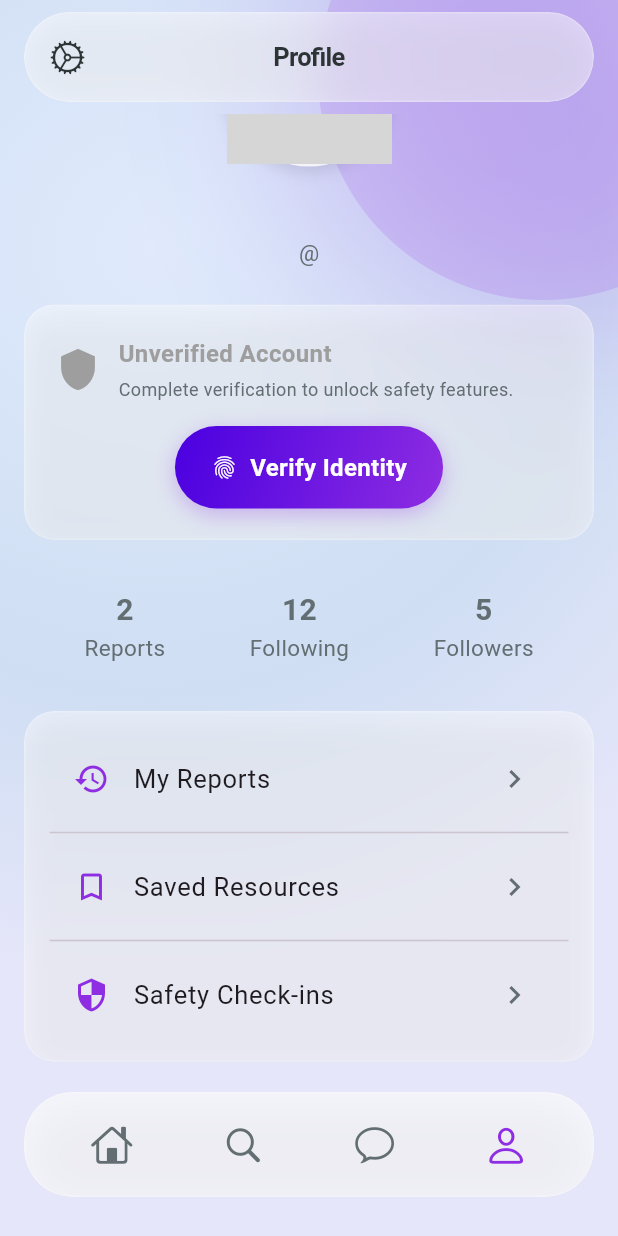
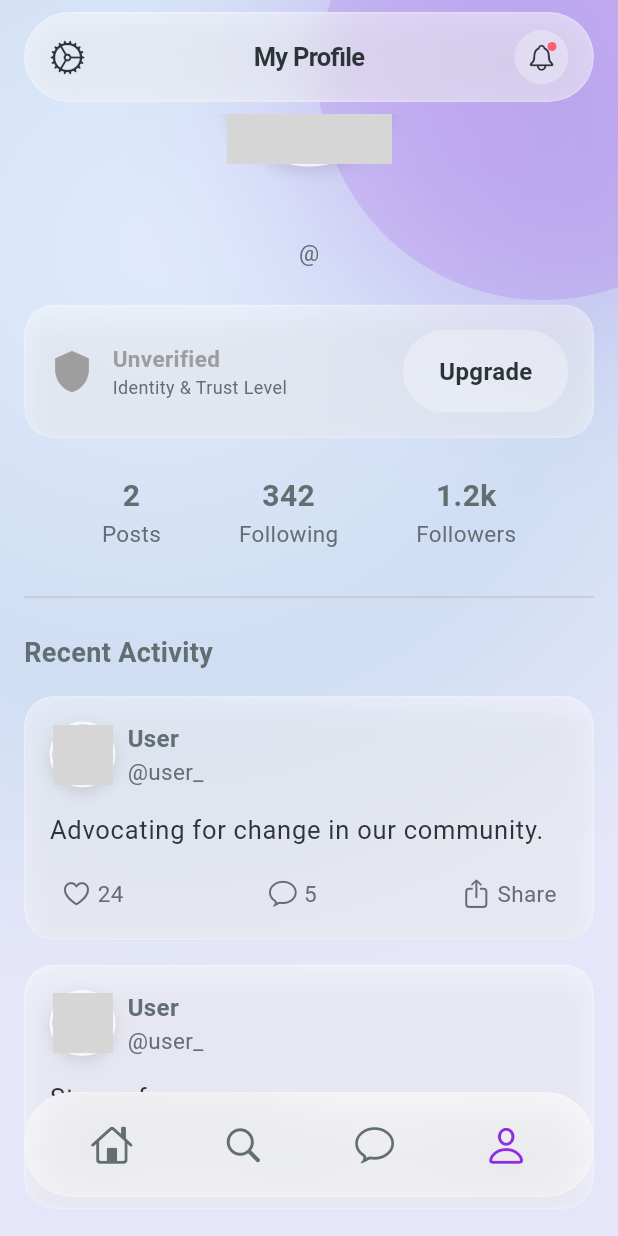
Before and after one commit to hosiahledwaba-cmyk/CallOut-UI-Demo, a Flutter app: the ProfileScreen screen opened directly, scrolled down 105 dp, on a phone screen of 412 x 824 dp. Run offline on Flutter 3.47's test engine with Material 3 defaults, Android fonts, the phone set to English and light mode, and no system bars; our stand-ins replace flutter_map, latlong2; accounts and stored records are empty; network calls fail; Roboto replaces fonts that are missing (SF Pro Display); grey boxes are pictures that could not be loaded.

Commit message:
Added account interaction functionality.

```diff
--- a/lib/data/api_config.dart
+++ b/lib/data/api_config.dart
@@ -5,37 +5,40 @@ class ApiConfig {
   static const String baseUrl = ""; // paste the url below here when ready:
   //  "https://serverless-api-test-iota.vercel.app/v1"
 
-  // 2. Endpoints
+  // Auth
   static const String login = "$baseUrl/auth/login";
   static const String signup = "$baseUrl/auth/signup";
 
-  // Feed & Posts
+  // Feed
   static const String feed = "$baseUrl/feed";
-  static const String posts = "$baseUrl/posts"; // GET list, POST create
-  static const String postLike =
-      "$baseUrl/posts/{id}/like"; // POST to like, DELETE to unlike
-  static const String postComment =
-      "$baseUrl/posts/{id}/comments"; // POST comment
-  static const String postShare = "$baseUrl/posts/{id}/share"; // POST share
+  static const String posts = "$baseUrl/posts";
+  static const String postLike = "$baseUrl/posts/{id}/like";
+  static const String postComment = "$baseUrl/posts/{id}/comments";
+  static const String postShare = "$baseUrl/posts/{id}/share";
 
-  // Users & Profile
-  static const String profile = "$baseUrl/profile";
-  static const String userFollow =
-      "$baseUrl/users/{id}/follow"; // POST follow, DELETE unfollow
+  // Users
+  static const String users = "$baseUrl/users"; // GET list
+  static const String userProfile =
+      "$baseUrl/users/{id}"; // GET specific profile
+  static const String userPosts =
+      "$baseUrl/users/{id}/posts"; // GET user's posts
+  static const String userFollow = "$baseUrl/users/{id}/follow";
+  static const String profile = "$baseUrl/profile"; // GET 'me'
+
+  // Chat
+  static const String chats = "$baseUrl/chats"; // GET active convos
+  static const String chatMessages =
+      "$baseUrl/chats/{id}/messages"; // GET/POST messages
+
+  static const String resources = "$baseUrl/resources";
+  static const String searchUsers = "$baseUrl/search/users";
+  static const String searchPosts = "$baseUrl/search/posts";
   static const String notifications = "$baseUrl/notifications";
 
-  // Search & Resources
-  static const String chats = "$baseUrl/chats";
-  static const String searchUsers = "$baseUrl/search/users";
-  static const String searchPosts = "$baseUrl/search/posts";
-  static const String resources = "$baseUrl/resources";
-
-  // 3. Headers
   static Map<String, String> get headers => {
     "Content-Type": "application/json",
     "Accept": "application/json",
   };
 
-  // 4. Timeouts
   static const Duration timeout = Duration(seconds: 3);
 }
--- a/lib/data/profile_repository.dart
+++ b/lib/data/profile_repository.dart
@@ -3,43 +3,82 @@ import 'dart:convert';
 import 'package:http/http.dart' as http;
 import 'api_config.dart';
 import '../models/user.dart';
+import '../models/post.dart';
+import '../services/auth_service.dart';
 
 class ProfileRepository {
-  Future<User> getUserProfile() async {
+  // GET PROFILE (Generic)
+  Future<User> getUserProfile(String userId) async {
+    // Special case for "me"
+    if (userId == 'me' || userId == AuthService().currentUser?.id) {
+      return _fetchMyProfile();
+    }
+
     try {
-      final response = await http.get(
-        Uri.parse(ApiConfig.profile),
-        headers: ApiConfig.headers,
-      );
+      final url = ApiConfig.userProfile.replaceAll('{id}', userId);
+      final response = await http
+          .get(Uri.parse(url), headers: ApiConfig.headers)
+          .timeout(ApiConfig.timeout);
+
       if (response.statusCode == 200) {
         return User.fromJson(jsonDecode(response.body));
       }
       throw Exception('Failed');
     } catch (e) {
-      return const User(
-        id: 'me',
-        username: 'jane_doe',
-        displayName: 'Jane Doe',
-        avatarUrl: 'https://i.pravatar.cc/150?u=99',
+      // Mock Data
+      await Future.delayed(const Duration(milliseconds: 500));
+      return User(
+        id: userId,
+        username: 'mock_user',
+        displayName: 'Mock User',
+        avatarUrl: 'https://i.pravatar.cc/150?u=$userId',
+        isVerified: userId.hashCode % 2 == 0,
+        isActivist: userId.hashCode % 3 == 0,
       );
     }
   }
 
-  Future<Map<String, String>> getUserStats() async {
+  Future<User> _fetchMyProfile() async {
     try {
-      final response = await http.get(
-        Uri.parse("${ApiConfig.profile}/stats"),
-        headers: ApiConfig.headers,
-      );
+      final response = await http
+          .get(Uri.parse(ApiConfig.profile), headers: ApiConfig.headers)
+          .timeout(ApiConfig.timeout);
       if (response.statusCode == 200) {
-        return Map<String, String>.from(jsonDecode(response.body));
+        return User.fromJson(jsonDecode(response.body));
       }
       throw Exception('Failed');
     } catch (e) {
-      return {"posts": "12", "following": "340", "followers": "120"};
+      // Return cached/local user
+      return AuthService().currentUser ??
+          const User(
+            id: 'me',
+            username: 'me',
+            displayName: 'Me',
+            avatarUrl: '',
+          );
     }
   }
 
+  // GET USER POSTS
+  Future<List<Post>> getUserPosts(String userId) async {
+    try {
+      final url = ApiConfig.userPosts.replaceAll('{id}', userId);
+      final response = await http
+          .get(Uri.parse(url), headers: ApiConfig.headers)
+          .timeout(ApiConfig.timeout);
+
+      if (response.statusCode == 200) {
+        final List<dynamic> body = jsonDecode(response.body);
+        return body.map((e) => Post.fromJson(e)).toList();
+      }
+      throw Exception('Failed');
+    } catch (e) {
+      await Future.delayed(const Duration(milliseconds: 500));
+      return _getMockUserPosts(userId);
+    }
+  }
+
+  // FOLLOW/UNFOLLOW
   Future<bool> toggleFollow(String userId, bool isFollowing) async {
     final url = ApiConfig.userFollow.replaceAll('{id}', userId);
     try {
@@ -50,10 +89,37 @@ class ProfileRepository {
           : await http
                 .post(Uri.parse(url), headers: ApiConfig.headers)
                 .timeout(ApiConfig.timeout);
-
       return response.statusCode == 200;
     } catch (e) {
       return true; // Optimistic success
     }
   }
+
+  // Mock Posts Generator
+  List<Post> _getMockUserPosts(String userId) {
+    final author = User(
+      id: userId,
+      username: 'user_$userId',
+      displayName: 'User',
+      avatarUrl: '',
+    );
+    return [
+      Post(
+        id: 'p1_$userId',
+        author: author,
+        content: "Advocating for change in our community.",
+        timestamp: DateTime.now().subtract(const Duration(days: 2)),
+        likes: 24,
+        comments: 5,
+      ),
+      Post(
+        id: 'p2_$userId',
+        author: author,
+        content: "Stay safe everyone.",
+        timestamp: DateTime.now().subtract(const Duration(days: 5)),
+        likes: 12,
+        comments: 0,
+      ),
+    ];
+  }
 }
--- a/lib/screens/profile_screen.dart
+++ b/lib/screens/profile_screen.dart
@@ -5,65 +5,103 @@ import '../widgets/avatar.dart';
 import '../widgets/glass_card.dart';
 import '../widgets/top_nav.dart';
 import '../widgets/glass_button.dart';
+import '../widgets/post_preview.dart';
 import '../models/user.dart';
+import '../models/post.dart';
 import '../services/auth_service.dart';
+import '../data/profile_repository.dart';
 import '../theme/design_tokens.dart';
 import 'verification_screen.dart';
-import 'my_reports_screen.dart';
-import 'saved_resources_screen.dart';
-import 'safety_checkins_screen.dart';
-import 'user_list_screen.dart';
+import 'chat_screen.dart'; // To navigate to messages
 
 class ProfileScreen extends StatefulWidget {
-  const ProfileScreen({super.key});
+  final String? userId; // If null, shows current user
+
+  const ProfileScreen({super.key, this.userId});
 
   @override
   State<ProfileScreen> createState() => _ProfileScreenState();
 }
 
 class _ProfileScreenState extends State<ProfileScreen> {
-  // Grab current user from Auth Service
-  User? _user = AuthService().currentUser;
+  final ProfileRepository _repo = ProfileRepository();
+  User? _user;
+  List<Post> _posts = [];
+  bool _isMe = false;
+  bool _isLoading = true;
+  bool _isFollowing = false; // Local state for other users
 
-  void _navigateToVerification() async {
-    final result = await Navigator.push(
-      context,
-      MaterialPageRoute(builder: (context) => const VerificationScreen()),
-    );
+  @override
+  void initState() {
+    super.initState();
+    _fetchProfile();
+  }
 
-    if (result == true) {
+  void _fetchProfile() async {
+    final currentUserId = AuthService().currentUser?.id;
+    final targetId = widget.userId ?? currentUserId;
+
+    if (targetId == null) return; // Should likely redirect to login
+
+    _isMe = (targetId == currentUserId);
+
+    // 1. Fetch User Profile
+    final user = await _repo.getUserProfile(targetId);
+
+    // 2. Fetch Posts
+    final posts = await _repo.getUserPosts(targetId);
+
+    if (mounted) {
       setState(() {
-        if (_user != null) {
-          _user = User(
-            id: _user!.id,
-            username: _user!.username,
-            displayName: _user!.displayName,
-            avatarUrl: _user!.avatarUrl,
-            isVerified: true,
-            isActivist: true,
-          );
-        }
+        _user = user;
+        _posts = posts;
+        _isLoading = false;
+        _isFollowing = user.isFollowing;
       });
     }
   }
 
-  void _navigateTo(Widget screen) {
-    Navigator.push(context, MaterialPageRoute(builder: (context) => screen));
+  void _handleFollowToggle() {
+    if (_user == null) return;
+    setState(() => _isFollowing = !_isFollowing);
+    _repo.toggleFollow(
+      _user!.id,
+      !_isFollowing,
+    ); // Invert logic: passed bool is 'desired state' usually, but repo takes current? let's assume repo toggles
+  }
+
+  void _handleMessage() {
+    if (_user == null) return;
+    Navigator.push(
+      context,
+      MaterialPageRoute(builder: (_) => ChatScreen(partner: _user!)),
+    );
   }
 
   @override
   Widget build(BuildContext context) {
-    if (_user == null) return const SizedBox();
+    if (_isLoading) {
+      return const Scaffold(body: Center(child: CircularProgressIndicator()));
+    }
+
+    if (_user == null) {
+      return const Scaffold(body: Center(child: Text("User not found")));
+    }
 
     return GlassScaffold(
-      currentTabIndex: 3,
+      // Only show bottom nav highlights if it's My Profile main tab
+      currentTabIndex: widget.userId == null ? 3 : -1,
+      showBottomNav:
+          widget.userId ==
+          null, // Hide nav when viewing others to focus on profile
       body: Column(
         children: [
-          const TopNav(
-            title: "Profile",
-            showSettings: true,
-            showNotificationIcon: false,
+          TopNav(
+            title: _isMe ? "My Profile" : _user!.displayName,
+            showBack: !_isMe, // Show back button if viewing someone else
+            showSettings: _isMe,
           ),
+
           Expanded(
             child: SingleChildScrollView(
               padding: const EdgeInsets.all(DesignTokens.paddingMedium),
@@ -71,115 +109,112 @@ class _ProfileScreenState extends State<ProfileScreen> {
                 children: [
                   // --- HEADER ---
                   const SizedBox(height: 10),
-                  Stack(
-                    alignment: Alignment.bottomRight,
+                  Avatar(user: _user!, radius: 55),
+                  const SizedBox(height: 16),
+                  Row(
+                    mainAxisAlignment: MainAxisAlignment.center,
                     children: [
-                      Avatar(user: _user!, radius: 55),
-                      if (_user!.isVerified)
-                        Container(
-                          padding: const EdgeInsets.all(4),
-                          decoration: const BoxDecoration(
-                            color: Colors.white,
-                            shape: BoxShape.circle,
+                      Text(
+                        _user!.displayName,
+                        style: Theme.of(context).textTheme.headlineMedium,
                       ),
-                          child: const Icon(
+                      if (_user!.isVerified) ...[
+                        const SizedBox(width: 6),
+                        const Icon(
                           Icons.verified,
                           color: DesignTokens.accentSafe,
                           size: 24,
                         ),
-                        ),
                       ],
-                  ),
-                  const SizedBox(height: 16),
-                  Text(
-                    _user!.displayName,
-                    style: Theme.of(context).textTheme.headlineMedium,
+                    ],
                   ),
                   Text(
                     "@${_user!.username}",
                     style: Theme.of(context).textTheme.bodyMedium,
                   ),
 
-                  // --- IDENTITY & TRUST DASHBOARD ---
                   const SizedBox(height: 24),
+
+                  // --- ACTIONS (If not me) ---
+                  if (!_isMe) ...[
+                    Row(
+                      mainAxisAlignment: MainAxisAlignment.center,
+                      children: [
+                        SizedBox(
+                          width: 120,
+                          child: GlassButton(
+                            label: _isFollowing ? "Following" : "Follow",
+                            isPrimary: !_isFollowing,
+                            onTap: _handleFollowToggle,
+                          ),
+                        ),
+                        const SizedBox(width: 12),
+                        SizedBox(
+                          width: 120,
+                          child: GlassButton(
+                            label: "Message",
+                            isPrimary: false,
+                            icon: Icons.chat_bubble_outline,
+                            onTap: _handleMessage,
+                          ),
+                        ),
+                      ],
+                    ),
+                    const SizedBox(height: 24),
+                  ],
+
+                  // --- DASHBOARD (If me) ---
+                  if (_isMe) ...[
                     _buildTrustDashboard(),
+                    const SizedBox(height: 24),
+                  ],
 
                   // --- STATS ---
-                  const SizedBox(height: 24),
                   Row(
                     mainAxisAlignment: MainAxisAlignment.spaceEvenly,
                     children: [
-                      // Clickable Stats
-                      GestureDetector(
-                        onTap: () => _navigateTo(const MyReportsScreen()),
-                        child: const _StatItem(count: "2", label: "Reports"),
-                      ),
-                      GestureDetector(
-                        onTap: () => _navigateTo(
-                          const UserListScreen(title: "Following"),
-                        ),
-                        child: const _StatItem(count: "12", label: "Following"),
-                      ),
-                      GestureDetector(
-                        onTap: () => _navigateTo(
-                          const UserListScreen(title: "Followers"),
-                        ),
-                        child: const _StatItem(count: "5", label: "Followers"),
-                      ),
+                      _StatItem(count: "${_posts.length}", label: "Posts"),
+                      const _StatItem(count: "342", label: "Following"),
+                      const _StatItem(count: "1.2k", label: "Followers"),
                     ],
                   ),
+                  const SizedBox(height: 24),
+                  const Divider(),
 
-                  // --- MENU ---
-                  const SizedBox(height: 24),
-                  GlassCard(
-                    child: Column(
-                      children: [
-                        ListTile(
-                          leading: const Icon(
-                            Icons.history,
-                            color: DesignTokens.accentPrimary,
+                  // --- POSTS LIST ---
+                  const Padding(
+                    padding: EdgeInsets.symmetric(vertical: 16),
+                    child: Align(
+                      alignment: Alignment.centerLeft,
+                      child: Text(
+                        "Recent Activity",
+                        style: TextStyle(
+                          fontWeight: FontWeight.bold,
+                          fontSize: 18,
                         ),
-                          title: const Text("My Reports"),
-                          trailing: const Icon(
-                            Icons.chevron_right,
-                            color: DesignTokens.textSecondary,
                       ),
-                          onTap: () => _navigateTo(const MyReportsScreen()),
-                        ),
-                        const Divider(),
-                        ListTile(
-                          leading: const Icon(
-                            Icons.bookmark_border,
-                            color: DesignTokens.accentPrimary,
-                          ),
-                          title: const Text("Saved Resources"),
-                          trailing: const Icon(
-                            Icons.chevron_right,
-                            color: DesignTokens.textSecondary,
-                          ),
-                          onTap: () =>
-                              _navigateTo(const SavedResourcesScreen()),
-                        ),
-                        const Divider(),
-                        ListTile(
-                          leading: const Icon(
-                            Icons.security,
-                            color: DesignTokens.accentPrimary,
-                          ),
-                          title: const Text("Safety Check-ins"),
-                          trailing: const Icon(
-                            Icons.chevron_right,
-                            color: DesignTokens.textSecondary,
-                          ),
-                          onTap: () =>
-                              _navigateTo(const SafetyCheckinsScreen()),
-                        ),
-                      ],
                     ),
                   ),
 
-                  // Extra padding for scrolling above bottom nav
-                  const SizedBox(height: 100),
+                  if (_posts.isEmpty)
+                    const Padding(
+                      padding: EdgeInsets.all(32.0),
+                      child: Text(
+                        "No posts yet.",
+                        style: TextStyle(color: DesignTokens.textSecondary),
+                      ),
+                    )
+                  else
+                    ListView.builder(
+                      shrinkWrap: true, // Vital for nesting in ScrollView
+                      physics: const NeverScrollableScrollPhysics(),
+                      itemCount: _posts.length,
+                      itemBuilder: (context, index) {
+                        return PostPreview(post: _posts[index]);
+                      },
+                    ),
+
+                  const SizedBox(height: 80),
                 ],
               ),
             ),
@@ -192,26 +227,16 @@ class _ProfileScreenState extends State<ProfileScreen> {
   Widget _buildTrustDashboard() {
     bool isActivist = _user!.isActivist;
     bool isVerified = _user!.isVerified;
-
     Color statusColor = isActivist
         ? DesignTokens.accentPrimary
         : (isVerified ? DesignTokens.accentSafe : Colors.grey);
-
     String statusTitle = isActivist
         ? "Verified Activist"
-        : (isVerified ? "Verified User" : "Unverified Account");
-
-    String statusDesc = isActivist
-        ? "You have full posting & reporting privileges."
-        : (isVerified
-              ? "You can interact but cannot create public posts."
-              : "Complete verification to unlock safety features.");
+        : (isVerified ? "Verified User" : "Unverified");
 
     return GlassCard(
-      padding: const EdgeInsets.all(20),
-      child: Column(
-        children: [
-          Row(
+      padding: const EdgeInsets.all(16),
+      child: Row(
         children: [
           Icon(Icons.shield, color: statusColor, size: 30),
           const SizedBox(width: 12),
@@ -223,14 +248,12 @@ class _ProfileScreenState extends State<ProfileScreen> {
                   statusTitle,
                   style: TextStyle(
                     fontWeight: FontWeight.bold,
-                        fontSize: 16,
                     color: statusColor,
                   ),
                 ),
-                    const SizedBox(height: 4),
-                    Text(
-                      statusDesc,
-                      style: const TextStyle(
+                const Text(
+                  "Identity & Trust Level",
+                  style: TextStyle(
                     fontSize: 12,
                     color: DesignTokens.textSecondary,
                   ),
@@ -238,17 +261,17 @@ class _ProfileScreenState extends State<ProfileScreen> {
               ],
             ),
           ),
-            ],
+          if (!isActivist)
+            GlassButton(
+              label: "Upgrade",
+              isPrimary: false,
+              onTap: () {
+                Navigator.push(
+                  context,
+                  MaterialPageRoute(builder: (_) => const VerificationScreen()),
+                );
+              },
             ),
-          if (!isActivist) ...[
-            const SizedBox(height: 16),
-            GlassButton(
-              label: isVerified ? "Upgrade to Activist" : "Verify Identity",
-              isPrimary: !isVerified, // Primary CTA if unverified
-              icon: Icons.fingerprint,
-              onTap: _navigateToVerification,
-            ),
-          ],
         ],
       ),
     );
@@ -258,26 +281,18 @@ class _ProfileScreenState extends State<ProfileScreen> {
 class _StatItem extends StatelessWidget {
   final String count;
   final String label;
-
   const _StatItem({required this.count, required this.label});
 
   @override
   Widget build(BuildContext context) {
-    return Container(
-      color: Colors.transparent, // Hit test area
-      padding: const EdgeInsets.symmetric(horizontal: 16, vertical: 8),
-      child: Column(
+    return Column(
       children: [
         Text(
           count,
           style: const TextStyle(fontSize: 20, fontWeight: FontWeight.bold),
         ),
-          Text(
-            label,
-            style: const TextStyle(color: DesignTokens.textSecondary),
-          ),
+        Text(label, style: const TextStyle(color: DesignTokens.textSecondary)),
       ],
-      ),
     );
   }
 }
```
Also changed, not shown: lib/data/chat_repository.dart (+7 -5 lines), lib/screens/chat_screen.dart (+40 -15 lines). Lines whose indentation alone changed are shown as unchanged.
